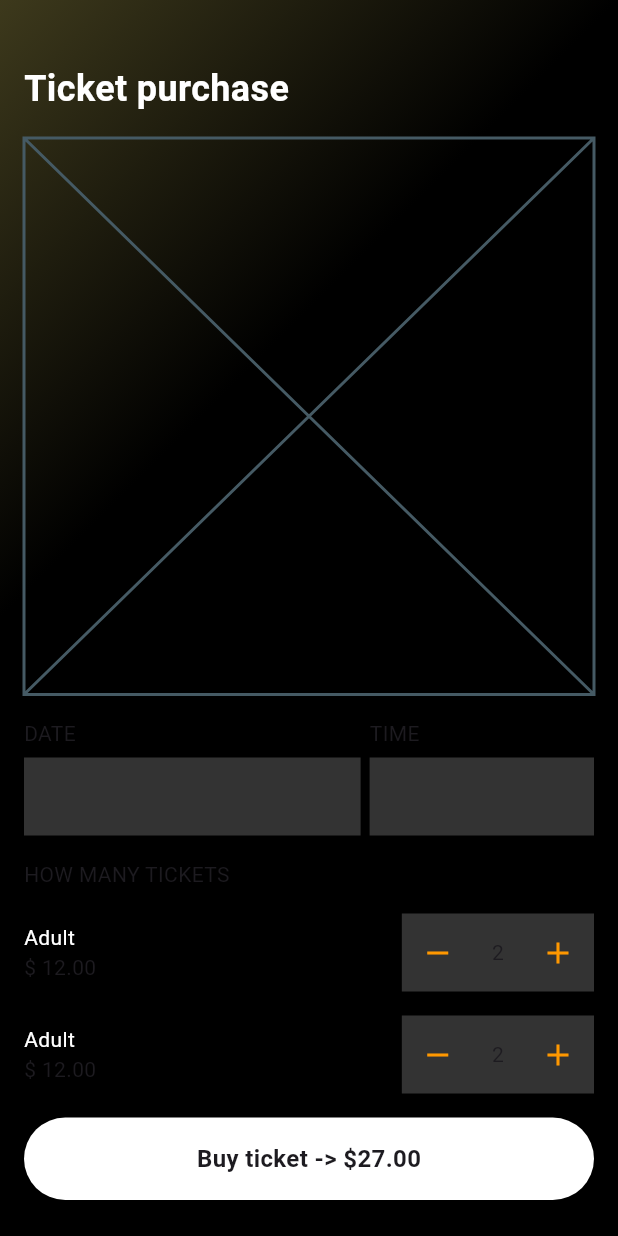
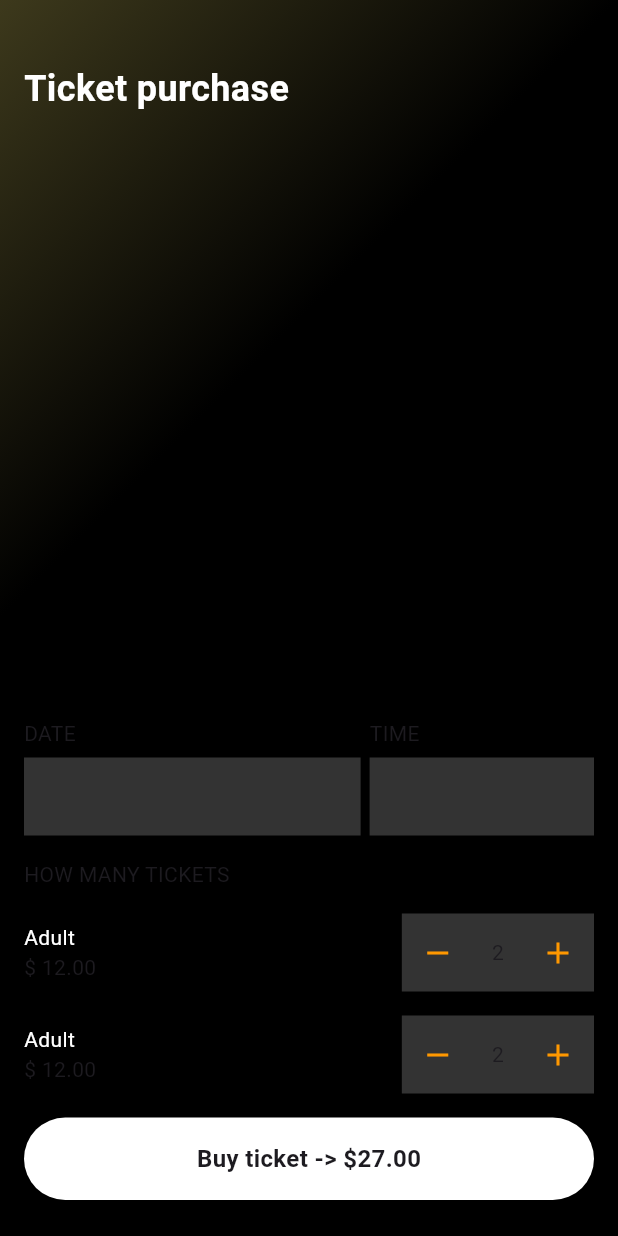
Before and after one commit to JAICHANGPARK/flutter_notebook_chapter_43, a Flutter app: the EventPurchasePage screen opened directly, on a phone screen of 412 x 824 dp. Run offline on Flutter 3.47's test engine with Material 3 defaults, Android fonts, the phone set to English and light mode, and no system bars; our stand-ins replace gap, hugeicons, percent_indicator.

Commit message:
Update event_purchase_page.dart

```diff
--- a/lib/ep2186_event_app/ui/event_purchase_page.dart
+++ b/lib/ep2186_event_app/ui/event_purchase_page.dart
@@ -49,7 +49,11 @@ class _EventPurchasePageState extends State<EventPurchasePage> {
                   Expanded(
                     child: Container(
 
-                      child: Placeholder(),
+                      child: Column(
+                        children: [
+
+                        ],
+                      )
                     ),
                   ),
                   Row(
```
